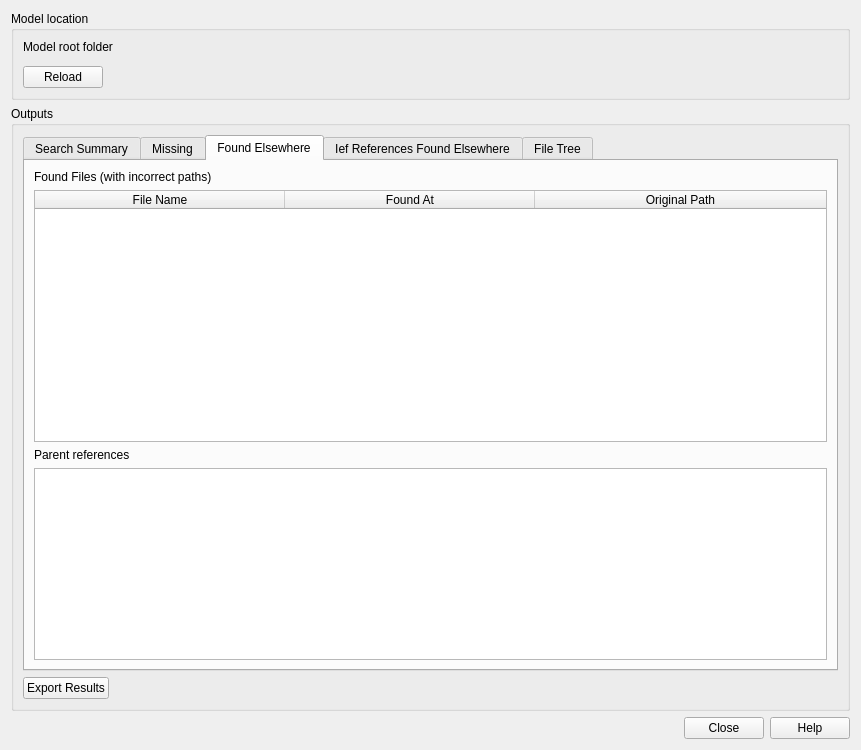
Above: plugin/mod_check/forms/ui_file_check_dialog.ui from duncan-r/ModCheck before the change. Below: the same form after it.
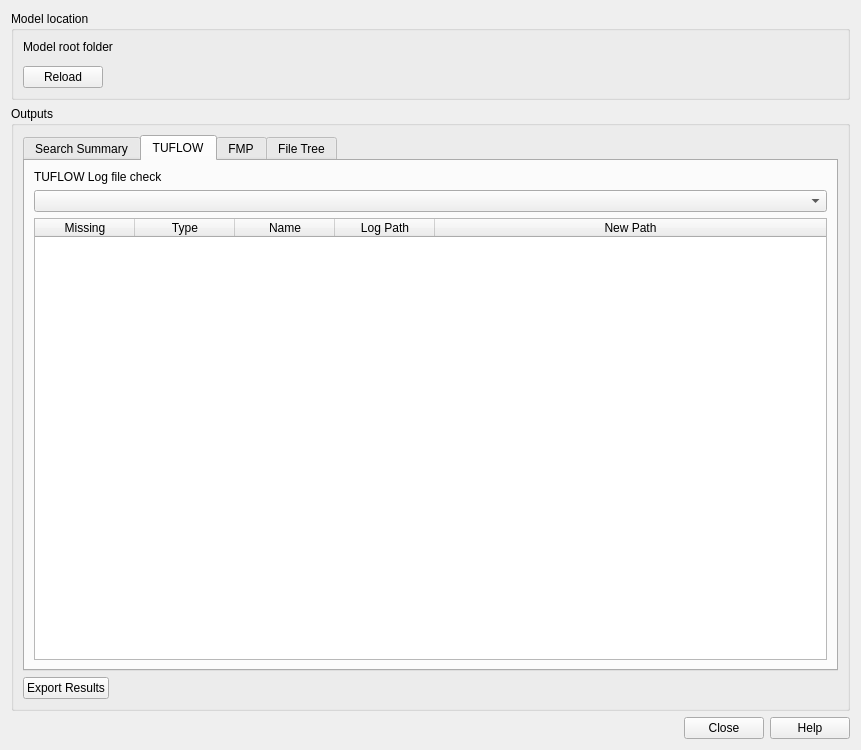
That is the form after the change. The open tabs and pages were chosen to show the change. Custom widgets are drawn as their Qt base class.

Diff of the .ui file:
```diff
--- a/plugin/mod_check/forms/ui_file_check_dialog.ui
+++ b/plugin/mod_check/forms/ui_file_check_dialog.ui
@@ -68,6 +68,9 @@
      <layout class="QVBoxLayout" name="verticalLayout_5">
       <item>
        <widget class="QTabWidget" name="resultsTabWidget">
+        <property name="enabled">
+         <bool>true</bool>
+        </property>
         <property name="currentIndex">
          <number>0</number>
         </property>
@@ -92,13 +95,6 @@
             </property>
            </widget>
           </item>
-         </layout>
-        </widget>
-        <widget class="QWidget" name="missingFilesTab">
-         <attribute name="title">
-          <string>Missing</string>
-         </attribute>
-         <layout class="QVBoxLayout" name="verticalLayout_2" stretch="3,0">
           <item>
            <layout class="QVBoxLayout" name="verticalLayout_10">
             <item>
@@ -148,64 +144,59 @@
         </widget>
         <widget class="QWidget" name="foundElsewhereTab">
          <attribute name="title">
-          <string>Found Elsewhere</string>
+          <string>TUFLOW</string>
          </attribute>
-         <layout class="QVBoxLayout" name="verticalLayout_3" stretch="3,0">
+         <layout class="QVBoxLayout" name="verticalLayout_15">
           <item>
-           <layout class="QVBoxLayout" name="verticalLayout_8">
-            <item>
-             <widget class="QLabel" name="label_4">
+           <widget class="QLabel" name="label_2">
               <property name="text">
-               <string>Found Files (with incorrect paths)</string>
+             <string>TUFLOW Log file check</string>
               </property>
              </widget>
             </item>
             <item>
-             <widget class="QTableWidget" name="elsewhereFilesTable">
-              <attribute name="horizontalHeaderMinimumSectionSize">
-               <number>250</number>
-              </attribute>
+           <widget class="QComboBox" name="logComboBox"/>
+          </item>
+          <item>
+           <widget class="QTableWidget" name="logTable">
+            <property name="sortingEnabled">
+             <bool>true</bool>
+            </property>
               <attribute name="horizontalHeaderStretchLastSection">
                <bool>true</bool>
               </attribute>
               <column>
                <property name="text">
-                <string>File Name</string>
+              <string>Missing</string>
                </property>
               </column>
               <column>
                <property name="text">
-                <string>Found At</string>
+              <string>Type</string>
                </property>
               </column>
               <column>
                <property name="text">
-                <string>Original Path</string>
-               </property>
-              </column>
-             </widget>
-            </item>
-           </layout>
-          </item>
-          <item>
-           <layout class="QVBoxLayout" name="verticalLayout_9">
-            <item>
-             <widget class="QLabel" name="label_5">
+              <string>Name</string>
+             </property>
+            </column>
+            <column>
               <property name="text">
-               <string>Parent references</string>
-              </property>
-             </widget>
-            </item>
-            <item>
-             <widget class="QListWidget" name="elsewhereParentList"/>
-            </item>
-           </layout>
-          </item>
-         </layout>
+              <string>Log Path</string>
+             </property>
+            </column>
+            <column>
+             <property name="text">
+              <string>New Path</string>
+             </property>
+            </column>
+           </widget>
+          </item>
+         </layout>
         </widget>
         <widget class="QWidget" name="foundIefRefTab">
          <attribute name="title">
-          <string>Ief References Found Elsewhere</string>
+          <string>FMP</string>
          </attribute>
          <layout class="QVBoxLayout" name="verticalLayout_7" stretch="3,0">
           <item>
```
Left out of the diff: 133 changed lines with no effect on the pictures. Lines whose indentation alone changed are shown as unchanged.
